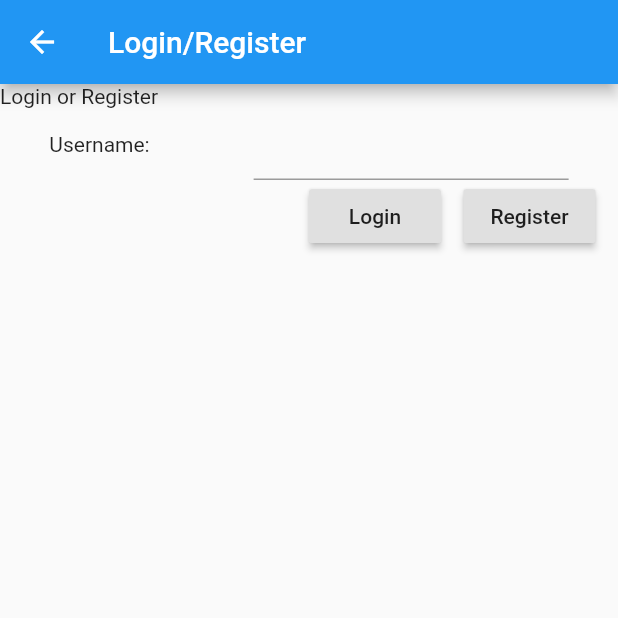
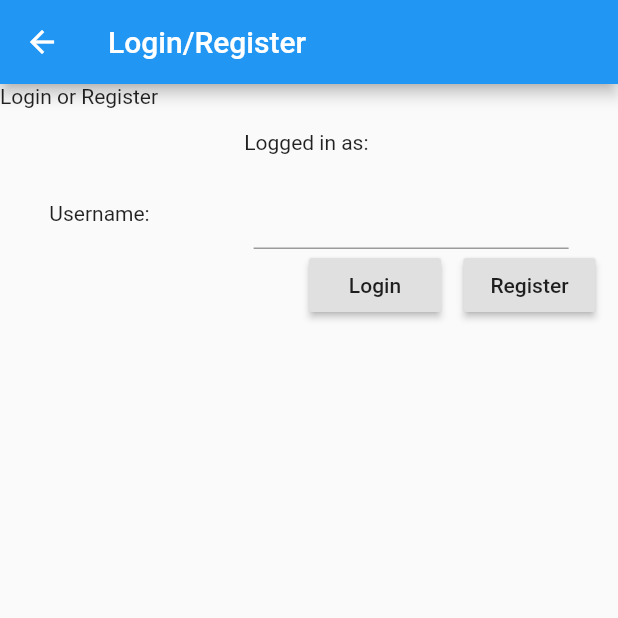
Before and after one commit to RayElg/scavenger, a Flutter app: the ProfilePage screen opened directly, after a tap on "Register", on a phone screen of 412 x 824 dp, the top half of it. Run offline on Flutter 3.47's test engine with Material 2 defaults, Android fonts, the phone set to English and light mode, and no system bars; our stand-ins replace camera; accounts and stored records are empty.

Commit message:
login & register mockup

```diff
--- a/lib/dTypes.dart
+++ b/lib/dTypes.dart
@@ -85,8 +85,10 @@ class MainMem {
   //Later we will integrate this with cockroachDB
   Map<String, Game> gTable;
   Map<String, Tag> tTable;
+  Map<String, User> uTable;
   MainMem() {
     this.gTable = new Map<String, Game>();
     this.tTable = new Map<String, Tag>();
+    this.uTable = new Map<String, User>();
   }
 }
--- a/lib/main.dart
+++ b/lib/main.dart
@@ -17,6 +17,7 @@ void main() {
   global.memory.gTable[g.id] = g;
   User u = new User("raynor");
   global.setUser(u);
+  global.memory.uTable[u.id] = u;
   WidgetsFlutterBinding.ensureInitialized();
   runApp(MyApp());
 }
--- a/lib/profilePage.dart
+++ b/lib/profilePage.dart
@@ -1,4 +1,6 @@
 import 'package:flutter/material.dart';
+import 'package:scavenger/globals.dart';
+import 'dTypes.dart';
 
 void openProfilePage(context) {
   Navigator.push(
@@ -13,6 +15,7 @@ class ProfilePage extends StatefulWidget {
 }
 
 class _ProfilePageState extends State<ProfilePage> {
+  TextEditingController controller = TextEditingController();
   @override
   Widget build(BuildContext context) {
     return Scaffold(
@@ -21,19 +24,57 @@ class _ProfilePageState extends State<ProfilePage> {
         Row(
           children: [Text("Login or Register")],
         ),
+        SizedBox(height: 15),
+        Text("Logged in as: ${currentUser.name}"),
+        SizedBox(height: 15),
         Row(
           mainAxisAlignment: MainAxisAlignment.spaceAround,
           children: [
             Text("Username: "),
-            SizedBox(width: 210, child: Expanded(child: TextField()))
+            SizedBox(
+                width: 210,
+                child: Expanded(
+                    child: TextField(
+                  controller: controller,
+                )))
           ],
         ),
         Row(
           mainAxisAlignment: MainAxisAlignment.end,
           children: [
-            RaisedButton(onPressed: () {}, child: Text("Login")),
+            RaisedButton(
+                onPressed: () {
+                  String matchingUser = memory.uTable.keys.firstWhere(
+                      (element) =>
+                          memory.uTable[element].name == controller.text,
+                      orElse: () {
+                    return "";
+                  });
+                  if (matchingUser != "") {
+                    currentUser = memory.uTable[matchingUser];
+                    mainSetState();
+                    setState(() {});
+                  }
+                },
+                child: Text("Login")),
             SizedBox(width: 15),
-            RaisedButton(onPressed: () {}, child: Text("Register")),
+            RaisedButton(
+                onPressed: () {
+                  String matchingUser = memory.uTable.keys.firstWhere(
+                      (element) =>
+                          memory.uTable[element].name == controller.text,
+                      orElse: () {
+                    return "";
+                  });
+                  if (matchingUser == "") {
+                    User u = User(controller.text);
+                    currentUser = u;
+                    memory.uTable[u.id] = u;
+                    mainSetState();
+                    setState(() {});
+                  }
+                },
+                child: Text("Register")),
             SizedBox(width: 15),
           ],
         ),
```
